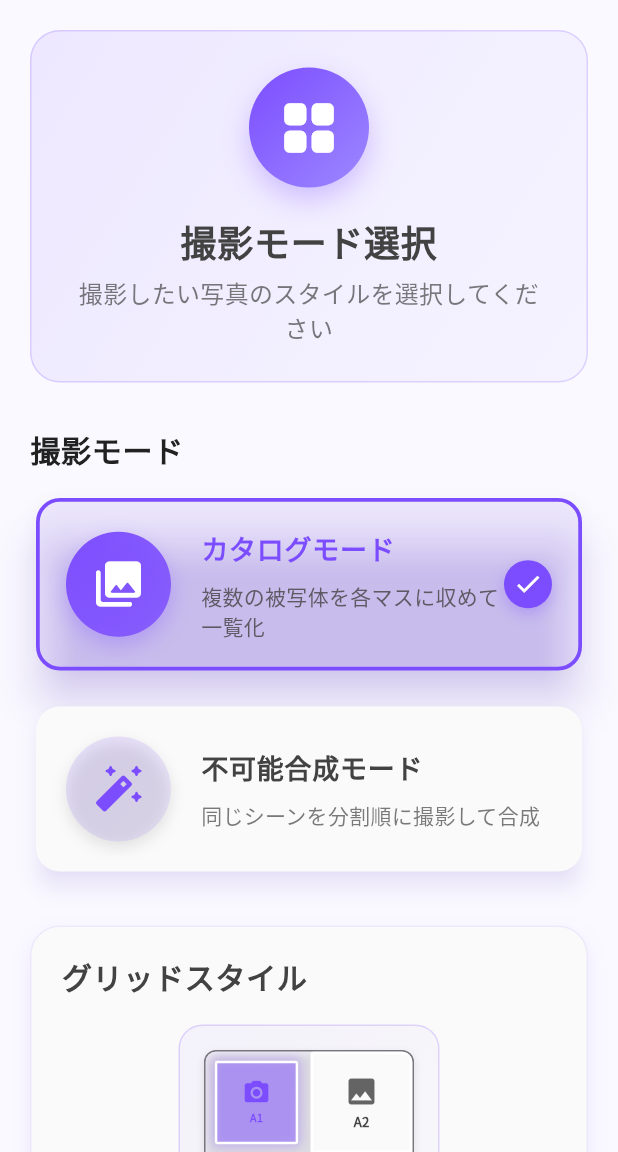
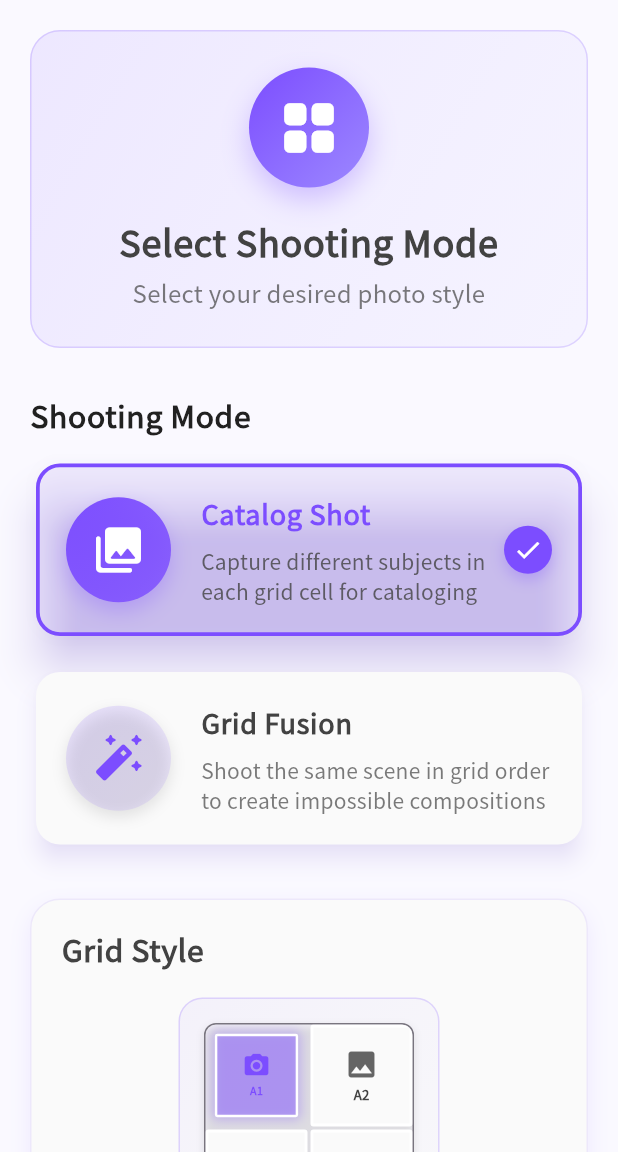
Before and after one commit to khaoselon/gridshotcamera, a Flutter app: the screen it shows after launch, on a phone screen of 412 x 824 dp, the part 84-1236 px from its top. Run offline on Flutter 3.47's test engine with Material 3 defaults, Android fonts, the phone set to English and light mode, and no system bars; our stand-ins replace camera, google_mobile_ads, permission_handler, share_plus, shared_preferences; missing offline and left inert: app_tracking_transparency, gal; network calls fail.

Commit message:
“多言語調整中のコミット”

```diff
--- a/lib/l10n/app_en.arb
+++ b/lib/l10n/app_en.arb
@@ -1,9 +1,9 @@
 {
   "appTitle": "GridShot Camera",
   "homeTitle": "Select Shooting Mode",
-  "catalogMode": "Catalog Mode",
+  "catalogMode": "Catalog Shot",
   "catalogModeDescription": "Capture different subjects in each grid cell for cataloging",
-  "impossibleMode": "Impossible Composite Mode",
+  "impossibleMode": "Grid Fusion",
   "impossibleModeDescription": "Shoot the same scene in grid order to create impossible compositions",
   "gridStyle": "Grid Style",
   "grid2x2": "2×2",
@@ -80,8 +80,8 @@
   "shootingDate": "Shooting Date",
   "saving": "Saving...",
   "sharing": "Sharing...",
-  "catalogModeDisplay": "Catalog Mode",
-  "impossibleModeDisplay": "Impossible Composite Mode",
+  "catalogModeDisplay": "Catalog Shot",
+  "impossibleModeDisplay": "Grid Fusion",
   "resetSettings": "Reset Settings",
   "appInfo": "App Information",
   "version": "Version",
@@ -164,5 +164,6 @@
   "darkColor": "Dark Color",
   "redTone": "Red Tone",
   "greenTone": "Green Tone",
-  "blueTone": "Blue Tone"
+  "blueTone": "Blue Tone",
+  "systemDefault": "System Default",
 }
--- a/lib/l10n/app_ja.arb
+++ b/lib/l10n/app_ja.arb
@@ -1,9 +1,9 @@
 {
   "appTitle": "GridShot Camera",
   "homeTitle": "撮影モード選択",
-  "catalogMode": "カタログモード",
+  "catalogMode": "ならべ撮り撮影",
   "catalogModeDescription": "複数の被写体を各マスに収めて一覧化",
-  "impossibleMode": "不可能合成モード",
+  "impossibleMode": "グリッド合成撮影",
   "impossibleModeDescription": "同じシーンを分割順に撮影して合成",
   "gridStyle": "グリッドスタイル",
   "grid2x2": "2×2",
@@ -80,8 +80,8 @@
   "shootingDate": "撮影日時",
   "saving": "保存中...",
   "sharing": "共有中...",
-  "catalogModeDisplay": "カタログモード",
-  "impossibleModeDisplay": "不可能合成モード",
+  "catalogModeDisplay": "ならべ撮り撮影",
+  "impossibleModeDisplay": "グリッド合成撮影",
   "resetSettings": "設定をリセット",
   "appInfo": "アプリ情報",
   "version": "バージョン",
@@ -164,5 +164,6 @@
   "darkColor": "暗い色",
   "redTone": "赤系",
   "greenTone": "緑系",
-  "blueTone": "青系"
+  "blueTone": "青系",
+  "systemDefaultJa": "システムデフォルト"
 }
--- a/lib/l10n/app_localizations_en.dart
+++ b/lib/l10n/app_localizations_en.dart
@@ -15,14 +15,14 @@ class AppLocalizationsEn extends AppLocalizations {
   String get homeTitle => 'Select Shooting Mode';
 
   @override
-  String get catalogMode => 'Catalog Mode';
+  String get catalogMode => 'Catalog Shot';
 
   @override
   String get catalogModeDescription =>
       'Capture different subjects in each grid cell for cataloging';
 
   @override
-  String get impossibleMode => 'Impossible Composite Mode';
+  String get impossibleMode => 'Grid Fusion';
 
   @override
   String get impossibleModeDescription =>
@@ -216,10 +216,10 @@ class AppLocalizationsEn extends AppLocalizations {
   String get sharing => 'Sharing...';
 
   @override
-  String get catalogModeDisplay => 'Catalog Mode';
+  String get catalogModeDisplay => 'Catalog Shot';
 
   @override
-  String get impossibleModeDisplay => 'Impossible Composite Mode';
+  String get impossibleModeDisplay => 'Grid Fusion';
 
   @override
   String get resetSettings => 'Reset Settings';
--- a/lib/l10n/app_localizations_ja.dart
+++ b/lib/l10n/app_localizations_ja.dart
@@ -15,13 +15,13 @@ class AppLocalizationsJa extends AppLocalizations {
   String get homeTitle => '撮影モード選択';
 
   @override
-  String get catalogMode => 'カタログモード';
+  String get catalogMode => 'ならべ撮り撮影';
 
   @override
   String get catalogModeDescription => '複数の被写体を各マスに収めて一覧化';
 
   @override
-  String get impossibleMode => '不可能合成モード';
+  String get impossibleMode => 'グリッド合成撮影';
 
   @override
   String get impossibleModeDescription => '同じシーンを分割順に撮影して合成';
@@ -213,10 +213,10 @@ class AppLocalizationsJa extends AppLocalizations {
   String get sharing => '共有中...';
 
   @override
-  String get catalogModeDisplay => 'カタログモード';
+  String get catalogModeDisplay => 'ならべ撮り撮影';
 
   @override
-  String get impossibleModeDisplay => '不可能合成モード';
+  String get impossibleModeDisplay => 'グリッド合成撮影';
 
   @override
   String get resetSettings => '設定をリセット';
--- a/lib/main.dart
+++ b/lib/main.dart
@@ -158,6 +158,16 @@ class _GridShotCameraAppState extends State<GridShotCameraApp>
     }
   }
 
+  Locale? _getEffectiveLocale() {
+    if (_currentSettings.languageCode == 'system') {
+      // システム言語を使用
+      return null; // null を返すとシステム言語が自動選択される
+    } else {
+      // ユーザーが明示的に選択した言語を使用
+      return Locale(_currentSettings.languageCode);
+    }
+  }
+
   @override
   Widget build(BuildContext context) {
     return MaterialApp(
@@ -175,7 +185,7 @@ class _GridShotCameraAppState extends State<GridShotCameraApp>
         Locale('ja'), // 日本語
         Locale('en'), // 英語
       ],
-      locale: Locale(_currentSettings.languageCode),
+      locale: _getEffectiveLocale(),
 
       // 明るいテーマ設定
       theme: ThemeData(
--- a/lib/models/app_settings.dart
+++ b/lib/models/app_settings.dart
@@ -12,10 +12,10 @@ class AppSettings {
   final bool hasRequestedStorage;
 
   const AppSettings({
-    this.languageCode = 'ja',
+    this.languageCode = 'system', // ← 'ja' から 'system' に変更
     this.showGridBorder = true,
-    this.borderColor = Colors.white, // const OK
-    this.borderWidth = 2.0, // const OK
+    this.borderColor = Colors.white,
+    this.borderWidth = 2.0,
     this.imageQuality = ImageQuality.high,
     this.hasRequestedTracking = false,
     this.hasRequestedCamera = false,
@@ -59,7 +59,7 @@ class AppSettings {
 
   static AppSettings fromMap(Map<String, dynamic> map) {
     return AppSettings(
-      languageCode: map['languageCode'] ?? 'ja',
+      languageCode: map['languageCode'] ?? 'system', // ← デフォルトを 'system' に
       showGridBorder: map['showGridBorder'] ?? true,
       borderColor: Color(map['borderColor'] ?? Colors.white.value),
       borderWidth: (map['borderWidth'] ?? 2.0).toDouble(),
```
Also changed, not shown: lib/screens/camera_screen.dart (+7 -40 lines), lib/screens/settings_screen.dart (+16 -2 lines), 4 other files.
